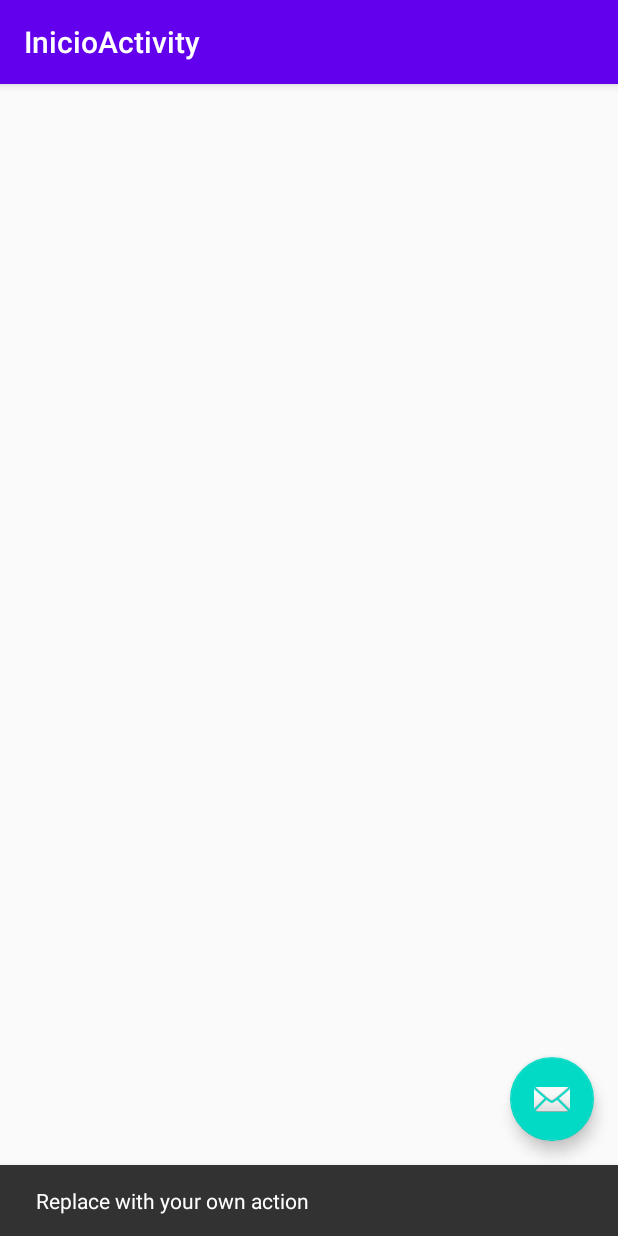
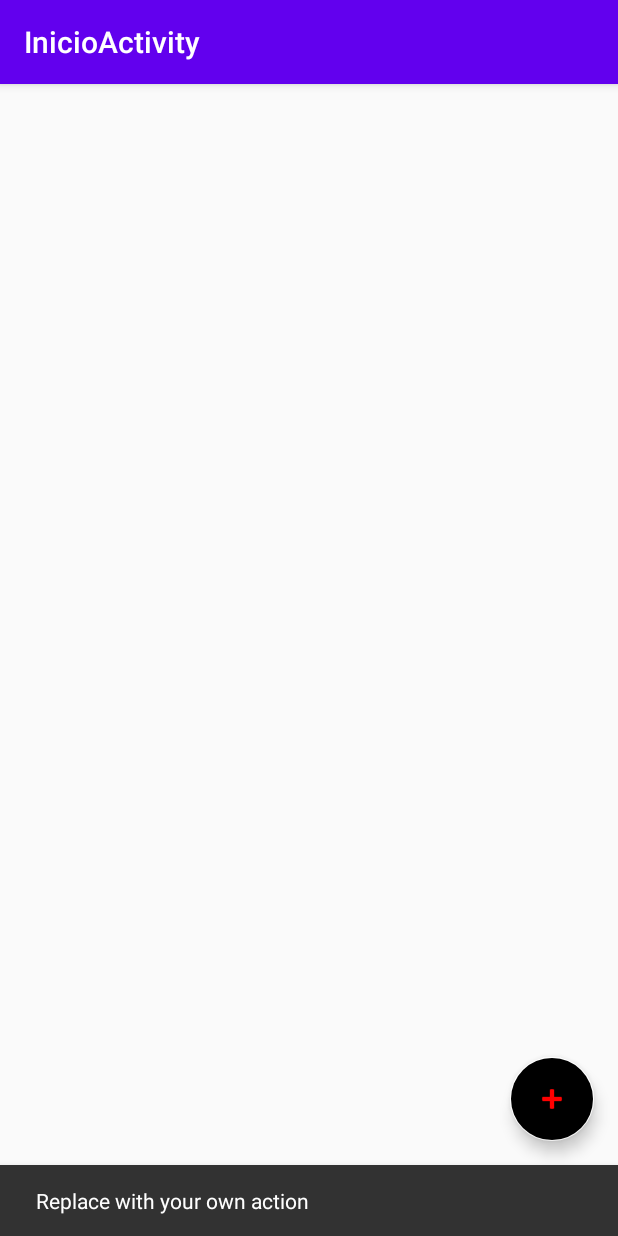
Before and after one commit to JGabrielSM/05_ListView, an Android app: the screen it shows after launch (InicioActivity), after a tap on an icon or button, on a phone screen of 412 x 824 dp. Run offline under Robolectric (Android 15) with nearby library versions, the phone set to English and light mode, and no system bars.

Commit message:
Commit and Push

```diff
--- a/app/src/main/res/layout/activity_inicio.xml
+++ b/app/src/main/res/layout/activity_inicio.xml
@@ -4,6 +4,9 @@
     xmlns:tools="http://schemas.android.com/tools"
     android:layout_width="match_parent"
     android:layout_height="match_parent"
+    android:background="#00000000"
+    android:backgroundTint="#000000"
+    app:statusBarBackground="#050505"
     tools:context=".actividades.InicioActivity">
 
     <com.google.android.material.appbar.AppBarLayout
@@ -28,6 +31,9 @@
         android:layout_height="wrap_content"
         android:layout_gravity="bottom|end"
         android:layout_margin="@dimen/fab_margin"
-        app:srcCompat="@android:drawable/ic_dialog_email" />
+        android:backgroundTint="#000000"
+        android:tint="#FF0000"
+        app:backgroundTint="#FFFFFF"
+        app:srcCompat="@android:drawable/ic_input_add" />
 
 </androidx.coordinatorlayout.widget.CoordinatorLayout>
--- a/app/src/main/res/layout/content_inicio.xml
+++ b/app/src/main/res/layout/content_inicio.xml
@@ -3,4 +3,10 @@
     xmlns:app="http://schemas.android.com/apk/res-auto"
     android:layout_width="match_parent"
     android:layout_height="match_parent"
-    app:layout_behavior="@string/appbar_scrolling_view_behavior"></androidx.constraintlayout.widget.ConstraintLayout>
+    app:layout_behavior="@string/appbar_scrolling_view_behavior">
+
+    <ListView
+        android:id="@+id/contenedorMain"
+        android:layout_width="match_parent"
+        android:layout_height="match_parent" />
+</androidx.constraintlayout.widget.ConstraintLayout>
```
